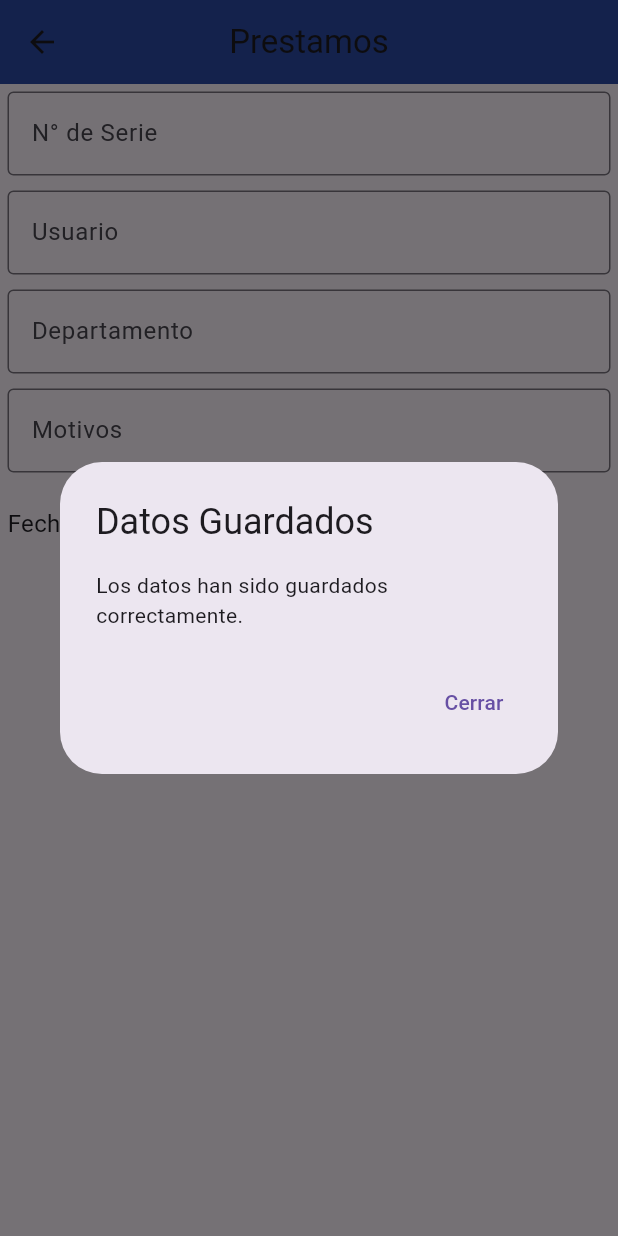
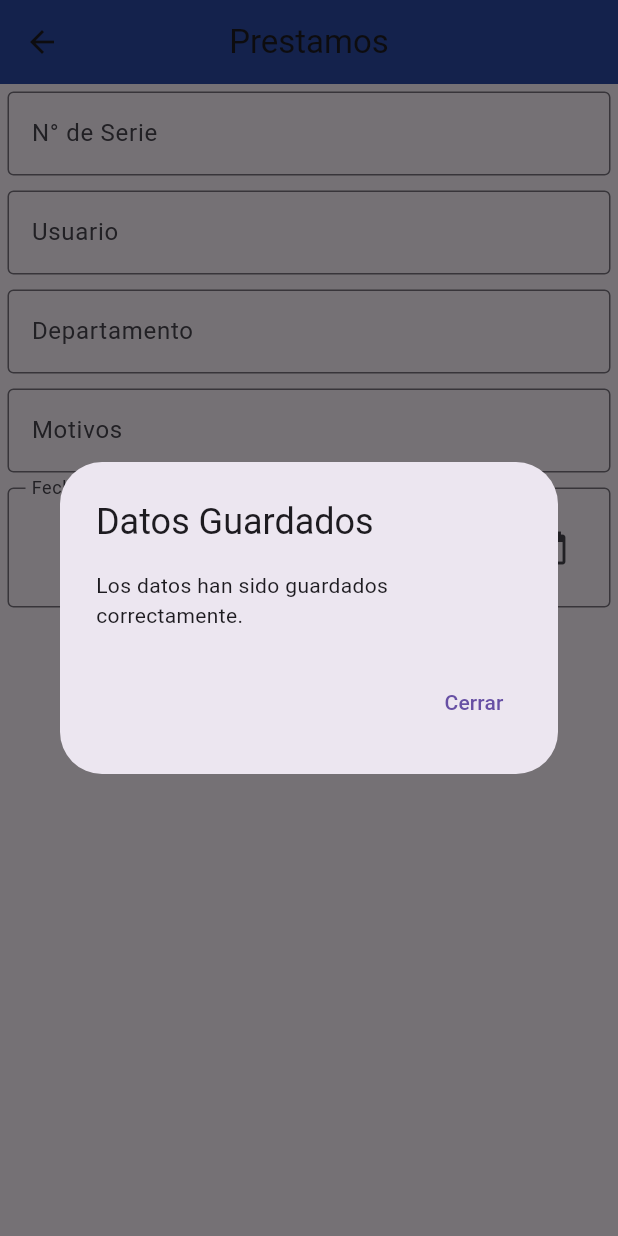
Before and after one commit to StillWiz19/Municipalidad, a Flutter app: the RegistrarPrestamos screen opened directly, after a tap on "Guardar", on a phone screen of 412 x 824 dp. Run offline on Flutter 3.47's test engine with Material 3 defaults, Android fonts, the phone set to English and light mode, and no system bars; our stand-ins replace shared_preferences; accounts and stored records are empty.

Commit message:
first_commit

```diff
--- a/lib/views/registrarprestamoss.dart
+++ b/lib/views/registrarprestamoss.dart
@@ -1,8 +1,6 @@
 import 'package:flutter/material.dart';
-import 'package:muniinventario/views/prestamosproyector.dart';
 import 'package:shared_preferences/shared_preferences.dart';
 import 'package:intl/intl.dart';
-
 
 class Prestamo {
   final String numeroSerie;
@@ -34,7 +32,7 @@ class RegistrarPrestamos extends StatefulWidget {
 }
 
 class _PrestamoProyectorState extends State<RegistrarPrestamos> {
-  void _guardarDatos(BuildContext context) async{
+  void _guardarDatos(BuildContext context) async {
     String numeroSerie = _numeroSerieController.text;
     String usuario = _usuarioController.text;
     String departamento = _departamentoController.text;
@@ -51,20 +49,17 @@ class _PrestamoProyectorState extends State<RegistrarPrestamos> {
 
     SharedPreferences prefs = await SharedPreferences.getInstance();
     List<String> prestamosData = prefs.getStringList('prestamos') ?? [];
-    prestamosData.add('${prestamo.numeroSerie}|${prestamo.usuario}|${prestamo.departamento}|${prestamo.motivo}|${prestamo.fecha}');
+    prestamosData.add(
+        '${prestamo.numeroSerie}|${prestamo.usuario}|${prestamo.departamento}|${prestamo.motivo}|${prestamo.fecha}');
     await prefs.setStringList('prestamos', prestamosData);
-
-    final arguments = ModalRoute.of(context)!.settings.arguments;
-    if (arguments != null && arguments is PrestamosProyector) {
-      PrestamosProyector prestamosProyector = arguments;
-      prestamosProyector.prestamos.add(prestamo);
-    }
 
     _numeroSerieController.clear();
     _usuarioController.clear();
     _departamentoController.clear();
     _motivoController.clear();
     _fechaController.clear();
+
+    setState(() {});
 
     showDialog(
       context: context,
@@ -85,15 +80,38 @@ class _PrestamoProyectorState extends State<RegistrarPrestamos> {
     );
   }
 
-
   DateTime selectedDate = DateTime.now();
 
-  Future<void> _seleccionarFecha(BuildContext context) async{
+  Future<void> _seleccionarFecha(BuildContext context) async {
     final DateTime? picked = await showDatePicker(
       context: context,
       initialDate: selectedDate,
       firstDate: DateTime(1900),
       lastDate: DateTime(2101),
+      builder: (BuildContext context, Widget? child) {
+        return Theme(
+          data: ThemeData.light().copyWith(
+            colorScheme: ColorScheme.light(
+              primary: Colors.blue,
+              onPrimary: Colors.white,
+              surface: Colors.white,
+            ),
+
+            textTheme: TextTheme(
+              bodyText1: TextStyle(color: Colors.black),
+              subtitle1: TextStyle(color: Colors.black),
+              button: TextStyle(color: Colors.blue),
+            ),
+
+            elevatedButtonTheme: ElevatedButtonThemeData(
+              style: ElevatedButton.styleFrom(
+                primary: Colors.white,
+              ),
+            ),
+          ),
+          child: child!,
+        );
+      },
     );
     if (picked != null && picked != selectedDate)
       setState(() {
@@ -105,78 +123,78 @@ class _PrestamoProyectorState extends State<RegistrarPrestamos> {
   @override
   Widget build(BuildContext context) {
     return Scaffold(
-      appBar: AppBar(title: Text('Prestamos', textAlign: TextAlign.center, style: TextStyle(fontFamily: 'Roboto')),
+      appBar: AppBar(
+        title: Text('Prestamos',
+            textAlign: TextAlign.center, style: TextStyle(fontFamily: 'Roboto')),
         backgroundColor: Color.fromARGB(255, 43, 74, 165),
         centerTitle: true,
       ),
-      body: Column(children: [
+      body: Column(
+        children: [
           Padding(
             padding: const EdgeInsets.all(5.0),
-          child: TextField(
+            child: TextFormField(
               controller: _numeroSerieController,
-            decoration:InputDecoration(
-              border: OutlineInputBorder(),
-              labelText: "N° de Serie"
-            ) ,
+              decoration: InputDecoration(
+                  border: OutlineInputBorder(), labelText: "N° de Serie"),
             ),
           ),
           Padding(
             padding: const EdgeInsets.all(5.0),
-          child: TextField(
-            controller: _usuarioController ,
-              decoration:InputDecoration(
-                border: OutlineInputBorder(),
-                labelText: "Usuario"
-              ) ,
+            child: TextFormField(
+              controller: _usuarioController,
+              decoration: InputDecoration(
+                  border: OutlineInputBorder(), labelText: "Usuario"),
             ),
           ),
           Padding(
             padding: const EdgeInsets.all(5.0),
-          child: TextField(
+            child: TextFormField(
               controller: _departamentoController,
-              decoration:InputDecoration(
-                border: OutlineInputBorder(),
-                labelText: "Departamento"
-              ) ,
+              decoration: InputDecoration(
+                  border: OutlineInputBorder(), labelText: "Departamento"),
             ),
           ),
           Padding(
             padding: const EdgeInsets.all(5.0),
-          child: TextField(
+            child: TextFormField(
               controller: _motivoController,
-              decoration:InputDecoration(
-                border: OutlineInputBorder(),
-                labelText: "Motivos"
-              ) ,
+              decoration: InputDecoration(
+                  border: OutlineInputBorder(), labelText: "Motivos"),
             ),
           ),
           Padding(
             padding: const EdgeInsets.all(5.0),
+            child: InputDecorator(
+              decoration: InputDecoration(
+                border: OutlineInputBorder(),
+                labelText: "Fecha de Prestamo",
+              ),
               child: Row(
+                mainAxisAlignment: MainAxisAlignment.spaceBetween,
                 children: [
                   Expanded(
-                child: Text(
-                  "Fecha de Prestamo:",
-                  style: TextStyle(fontSize: 16),
-                ),
-                ),
-                TextButton(
-                  onPressed: () => _seleccionarFecha(context),
                     child: Text(
                       _fechaController.text,
                       style: TextStyle(fontSize: 16),
                     ),
                   ),
+                  IconButton(
+                    onPressed: () => _seleccionarFecha(context),
+                    icon: Icon(Icons.calendar_today),
+                  ),
                 ],
               ),
             ),
+          ),
           ElevatedButton(
-          onPressed: (){
+            onPressed: () {
               _guardarDatos(context);
             },
             child: Text("Guardar"),
           )
-      ],)
+        ],
+      ),
     );
   }
 }
```
Also changed, not shown: lib/views/prestamosproyector.dart (+35 -2 lines). Lines whose indentation alone changed are shown as unchanged.
